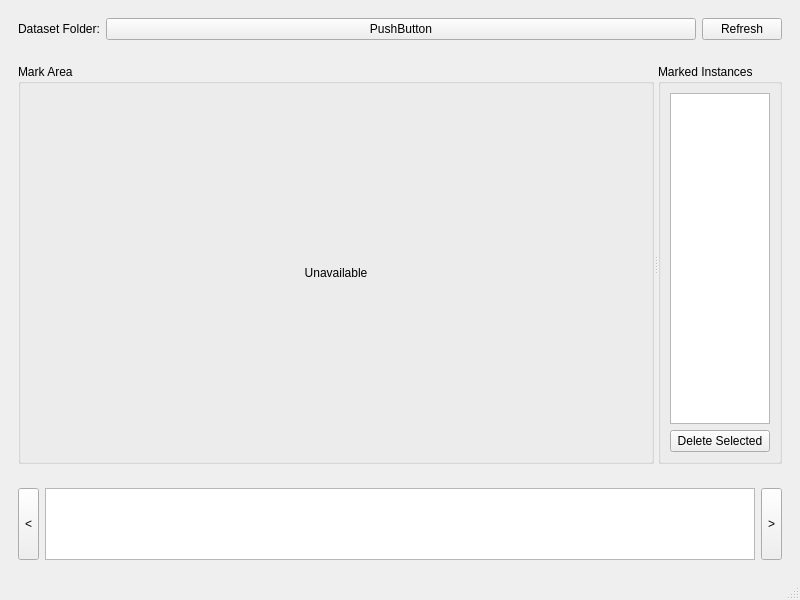
jamesljlster/ican_mark, file util/ical_mark/icalmark.ui: the form before one commit.
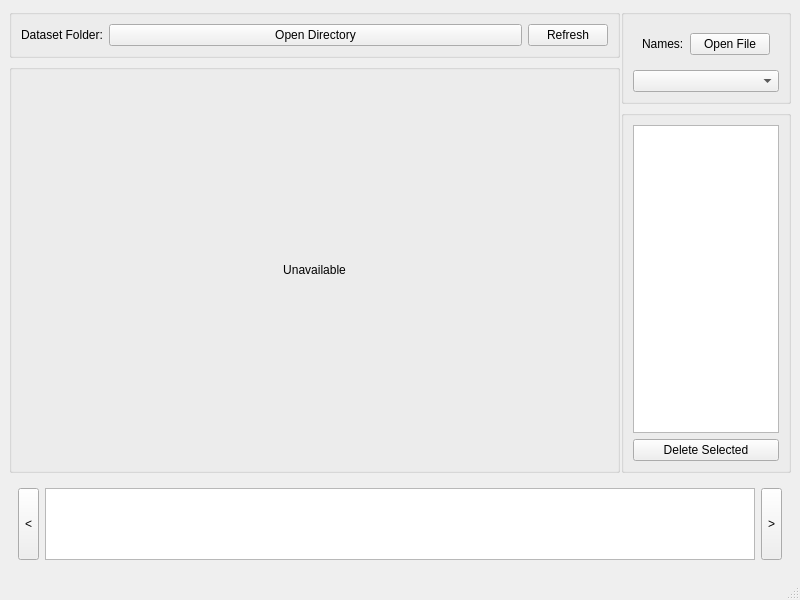
The form after the commit. Custom widgets are drawn as their Qt base class.

Commit message: Add class names control group

Diff of the .ui file:
```diff
--- a/util/ical_mark/icalmark.ui
+++ b/util/ical_mark/icalmark.ui
@@ -14,88 +14,100 @@
    <string>ICALMark</string>
   </property>
   <widget class="QWidget" name="centralwidget">
-   <layout class="QVBoxLayout" name="verticalLayout">
+   <layout class="QVBoxLayout" name="verticalLayout_4">
     <item>
-     <widget class="QWidget" name="widget" native="true">
-      <layout class="QHBoxLayout" name="horizontalLayout">
-       <item>
-        <widget class="QLabel" name="label_2">
-         <property name="sizePolicy">
-          <sizepolicy hsizetype="Preferred" vsizetype="Preferred">
-           <horstretch>0</horstretch>
-           <verstretch>0</verstretch>
-          </sizepolicy>
-         </property>
-         <property name="text">
-          <string>Dataset Folder:</string>
-         </property>
-        </widget>
-       </item>
-       <item>
-        <widget class="QPushButton" name="dataDir">
-         <property name="sizePolicy">
-          <sizepolicy hsizetype="Minimum" vsizetype="Fixed">
-           <horstretch>1</horstretch>
-           <verstretch>0</verstretch>
-          </sizepolicy>
-         </property>
-         <property name="text">
-          <string>PushButton</string>
-         </property>
-        </widget>
-       </item>
-       <item>
-        <widget class="QPushButton" name="dataRefresh">
-         <property name="text">
-          <string>Refresh</string>
-         </property>
-        </widget>
-       </item>
-      </layout>
-     </widget>
-    </item>
-    <item>
-     <widget class="QWidget" name="widget_3" native="true">
+     <widget class="QSplitter" name="splitter">
       <property name="sizePolicy">
-       <sizepolicy hsizetype="Preferred" vsizetype="Preferred">
+       <sizepolicy hsizetype="Expanding" vsizetype="Preferred">
         <horstretch>0</horstretch>
         <verstretch>1</verstretch>
        </sizepolicy>
       </property>
-      <layout class="QGridLayout" name="gridLayout">
-       <item row="1" column="0">
-        <widget class="QSplitter" name="splitter">
-         <property name="sizePolicy">
-          <sizepolicy hsizetype="Expanding" vsizetype="Preferred">
-           <horstretch>0</horstretch>
-           <verstretch>1</verstretch>
-          </sizepolicy>
-         </property>
-         <property name="orientation">
-          <enum>Qt::Horizontal</enum>
-         </property>
-         <property name="childrenCollapsible">
-          <bool>false</bool>
-         </property>
-         <widget class="QGroupBox" name="groupBox">
+      <property name="frameShape">
+       <enum>QFrame::NoFrame</enum>
+      </property>
+      <property name="frameShadow">
+       <enum>QFrame::Plain</enum>
+      </property>
+      <property name="orientation">
+       <enum>Qt::Horizontal</enum>
+      </property>
+      <property name="handleWidth">
+       <number>1</number>
+      </property>
+      <property name="childrenCollapsible">
+       <bool>false</bool>
+      </property>
+      <widget class="QWidget" name="widget_3" native="true">
+       <property name="sizePolicy">
+        <sizepolicy hsizetype="Preferred" vsizetype="Preferred">
+         <horstretch>1</horstretch>
+         <verstretch>0</verstretch>
+        </sizepolicy>
+       </property>
+       <layout class="QVBoxLayout" name="verticalLayout_2">
+        <item>
+         <widget class="QGroupBox" name="groupBox_2">
           <property name="sizePolicy">
            <sizepolicy hsizetype="Preferred" vsizetype="Preferred">
             <horstretch>1</horstretch>
             <verstretch>0</verstretch>
            </sizepolicy>
           </property>
-          <property name="minimumSize">
-           <size>
-            <width>200</width>
-            <height>0</height>
-           </size>
+          <property name="title">
+           <string/>
           </property>
+          <layout class="QHBoxLayout" name="horizontalLayout_3">
+           <item>
+            <widget class="QLabel" name="label_2">
+             <property name="sizePolicy">
+              <sizepolicy hsizetype="Preferred" vsizetype="Preferred">
+               <horstretch>0</horstretch>
+               <verstretch>0</verstretch>
+              </sizepolicy>
+             </property>
+             <property name="text">
+              <string>Dataset Folder:</string>
+             </property>
+            </widget>
+           </item>
+           <item>
+            <widget class="QPushButton" name="dataDir">
+             <property name="sizePolicy">
+              <sizepolicy hsizetype="Minimum" vsizetype="Fixed">
+               <horstretch>1</horstretch>
+               <verstretch>0</verstretch>
+              </sizepolicy>
+             </property>
+             <property name="text">
+              <string>Open Directory</string>
+             </property>
+            </widget>
+           </item>
+           <item>
+            <widget class="QPushButton" name="dataRefresh">
+             <property name="text">
+              <string>Refresh</string>
+             </property>
+            </widget>
+           </item>
+          </layout>
+         </widget>
+        </item>
+        <item>
+         <widget class="QGroupBox" name="groupBox_4">
           <property name="title">
-           <string>Mark Area</string>
+           <string/>
           </property>
           <layout class="QGridLayout" name="gridLayout_3">
-           <item row="1" column="0">
+           <item row="0" column="0">
             <widget class="QStackedWidget" name="markStack">
+             <property name="sizePolicy">
+              <sizepolicy hsizetype="Preferred" vsizetype="Preferred">
+               <horstretch>0</horstretch>
+               <verstretch>0</verstretch>
+              </sizepolicy>
+             </property>
              <property name="currentIndex">
               <number>1</number>
              </property>
@@ -118,7 +130,7 @@
              </widget>
              <widget class="QWidget" name="unavailPage">
               <layout class="QGridLayout" name="gridLayout_6">
-               <item row="0" column="0">
+               <item row="0" column="1">
                 <widget class="QLabel" name="label">
                  <property name="sizePolicy">
                   <sizepolicy hsizetype="Preferred" vsizetype="Preferred">
@@ -140,27 +152,62 @@
            </item>
           </layout>
          </widget>
-         <widget class="QGroupBox" name="groupBox_2">
-          <property name="enabled">
-           <bool>true</bool>
+        </item>
+       </layout>
+      </widget>
+      <widget class="QWidget" name="widget_2" native="true">
+       <layout class="QVBoxLayout" name="verticalLayout">
+        <item>
+         <widget class="QGroupBox" name="groupBox_3">
+          <property name="title">
+           <string/>
           </property>
+          <layout class="QVBoxLayout" name="verticalLayout_3">
+           <item>
+            <widget class="QWidget" name="widget" native="true">
+             <layout class="QHBoxLayout" name="horizontalLayout_4">
+              <item>
+               <widget class="QLabel" name="label_3">
+                <property name="text">
+                 <string>Names:</string>
+                </property>
+               </widget>
+              </item>
+              <item>
+               <widget class="QPushButton" name="nameFile">
+                <property name="sizePolicy">
+                 <sizepolicy hsizetype="Minimum" vsizetype="Fixed">
+                  <horstretch>1</horstretch>
+                  <verstretch>0</verstretch>
+                 </sizepolicy>
+                </property>
+                <property name="text">
+                 <string>Open File</string>
+                </property>
+               </widget>
+              </item>
+             </layout>
+            </widget>
+           </item>
+           <item>
+            <widget class="QComboBox" name="nameList"/>
+           </item>
+          </layout>
+         </widget>
+        </item>
+        <item>
+         <widget class="QGroupBox" name="groupBox">
           <property name="sizePolicy">
            <sizepolicy hsizetype="Preferred" vsizetype="Preferred">
             <horstretch>0</horstretch>
-            <verstretch>0</verstretch>
+            <verstretch>1</verstretch>
            </sizepolicy>
           </property>
-          <property name="minimumSize">
-           <size>
-            <width>0</width>
-            <height>0</height>
-           </size>
-          </property>
           <property name="title">
-           <string>Marked Instances</string>
+           <string/>
           </property>
-          <layout class="QGridLayout" name="gridLayout_4">
-           <item row="0" column="0">
+          <layout class="QGridLayout" name="gridLayout">
+           <item row="1" column="0">
             <widget class="QListWidget" name="instList">
              <property name="sizePolicy">
               <sizepolicy hsizetype="Preferred" vsizetype="Preferred">
@@ -179,7 +226,7 @@
              </property>
             </widget>
            </item>
-           <item row="1" column="0">
+           <item row="2" column="0">
             <widget class="QPushButton" name="instDel">
              <property name="text">
               <string>Delete Selected</string>
@@ -188,9 +235,9 @@
            </item>
           </layout>
          </widget>
-        </widget>
-       </item>
-      </layout>
+        </item>
+       </layout>
+      </widget>
      </widget>
     </item>
     <item>
```
The commit also changes 2 other files.
